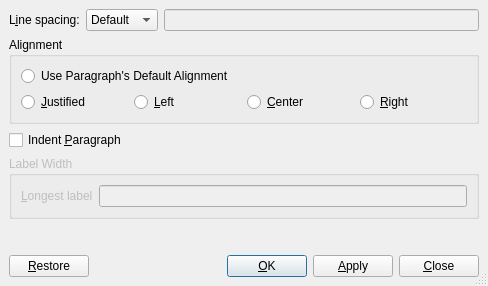
Before: the Qt Designer form src/frontends/qt4/ui/ParagraphUi.ui in cburschka/lyx, drawn with Qt 5.
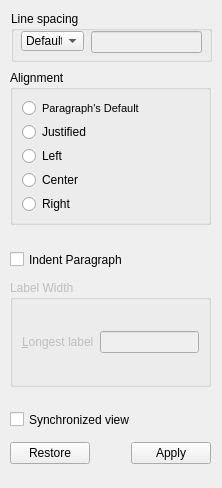
After: the same form once the commit is applied.

Commit message:
Redesign and cleanup the Paragraph Settings dialog: - GuiParagraphDialog: Renamed to GuiParagraph - Now use the DockView infrastructure (and is thus docked by default) - Additional mode for immediate application of changed parameters.
Some bits are missing due to some remaining bugs in the GUI dialog updating following the big GUII cleanup.

What changed in the file:
```diff
--- a/src/frontends/qt4/ui/ParagraphUi.ui
+++ b/src/frontends/qt4/ui/ParagraphUi.ui
@@ -1,42 +1,43 @@
 <ui version="4.0" >
  <class>ParagraphUi</class>
- <widget class="QDialog" name="ParagraphUi" >
-  <property name="windowModality" >
-   <enum>Qt::NonModal</enum>
-  </property>
+ <widget class="QWidget" name="ParagraphUi" >
   <property name="geometry" >
    <rect>
     <x>0</x>
     <y>0</y>
-    <width>488</width>
-    <height>286</height>
+    <width>222</width>
+    <height>488</height>
    </rect>
   </property>
   <property name="sizePolicy" >
    <sizepolicy>
-    <hsizetype>1</hsizetype>
-    <vsizetype>1</vsizetype>
+    <hsizetype>5</hsizetype>
+    <vsizetype>5</vsizetype>
     <horstretch>0</horstretch>
     <verstretch>0</verstretch>
    </sizepolicy>
   </property>
+  <property name="minimumSize" >
+   <size>
+    <width>222</width>
+    <height>16</height>
+   </size>
+  </property>
   <property name="focusPolicy" >
    <enum>Qt::NoFocus</enum>
   </property>
   <property name="windowTitle" >
    <string/>
   </property>
-  <property name="sizeGripEnabled" >
-   <bool>true</bool>
-  </property>
-  <layout class="QGridLayout" >
-   <property name="margin" >
-    <number>9</number>
-   </property>
-   <property name="spacing" >
-    <number>6</number>
-   </property>
-   <item row="5" column="0" >
+  <widget class="QWidget" name="" >
+   <property name="geometry" >
+    <rect>
+     <x>10</x>
+     <y>440</y>
+     <width>201</width>
+     <height>26</height>
+    </rect>
+   </property>
     <layout class="QHBoxLayout" >
      <property name="margin" >
       <number>0</number>
@@ -47,7 +48,7 @@
      <item>
       <widget class="QPushButton" name="restorePB" >
        <property name="text" >
-        <string>&amp;Restore</string>
+       <string>Restore</string>
        </property>
        <property name="autoDefault" >
         <bool>false</bool>
@@ -70,33 +71,10 @@
        </property>
       </spacer>
      </item>
-     <item>
-      <widget class="QPushButton" name="okPB" >
-       <property name="text" >
-        <string>&amp;OK</string>
-       </property>
-       <property name="autoDefault" >
-        <bool>false</bool>
-       </property>
-       <property name="default" >
-        <bool>true</bool>
-       </property>
-      </widget>
-     </item>
      <item>
       <widget class="QPushButton" name="applyPB" >
        <property name="text" >
-        <string>&amp;Apply</string>
-       </property>
-       <property name="autoDefault" >
-        <bool>false</bool>
-       </property>
-      </widget>
-     </item>
-     <item>
-      <widget class="QPushButton" name="closePB" >
-       <property name="text" >
-        <string>&amp;Close</string>
+       <string>Apply</string>
        </property>
        <property name="autoDefault" >
         <bool>false</bool>
@@ -104,68 +82,90 @@
       </widget>
      </item>
     </layout>
-   </item>
-   <item row="4" column="0" >
-    <spacer>
-     <property name="orientation" >
-      <enum>Qt::Vertical</enum>
-     </property>
-     <property name="sizeHint" >
-      <size>
-       <width>20</width>
-       <height>16</height>
-      </size>
-     </property>
-    </spacer>
-   </item>
-   <item row="3" column="0" >
-    <widget class="QGroupBox" name="labelwidthGB" >
-     <property name="enabled" >
-      <bool>false</bool>
-     </property>
-     <property name="sizePolicy" >
-      <sizepolicy>
-       <hsizetype>5</hsizetype>
-       <vsizetype>1</vsizetype>
-       <horstretch>0</horstretch>
-       <verstretch>0</verstretch>
-      </sizepolicy>
+  </widget>
+  <widget class="QGroupBox" name="groupBox" >
+   <property name="geometry" >
+    <rect>
+     <x>11</x>
+     <y>11</y>
+     <width>201</width>
+     <height>51</height>
+    </rect>
      </property>
      <property name="title" >
-      <string>Label Width</string>
-     </property>
-     <layout class="QGridLayout" >
-      <property name="margin" >
-       <number>9</number>
-      </property>
-      <property name="spacing" >
-       <number>6</number>
-      </property>
-      <item row="0" column="1" >
-       <widget class="QLineEdit" name="labelWidth" >
-        <property name="toolTip" >
-         <string>This text defines the width of the paragraph label</string>
-        </property>
-       </widget>
-      </item>
-      <item row="0" column="0" >
-       <widget class="QLabel" name="TextLabel2" >
-        <property name="toolTip" >
-         <string>This text defines the width of the paragraph label</string>
-        </property>
+    <string>Line spacing</string>
+   </property>
+   <widget class="QLineEdit" name="linespacingValue" >
+    <property name="enabled" >
+     <bool>false</bool>
+    </property>
+    <property name="geometry" >
+     <rect>
+      <x>80</x>
+      <y>20</y>
+      <width>111</width>
+      <height>22</height>
+     </rect>
+    </property>
+   </widget>
+   <widget class="QComboBox" name="linespacing" >
+    <property name="geometry" >
+     <rect>
+      <x>10</x>
+      <y>20</y>
+      <width>63</width>
+      <height>20</height>
+     </rect>
+    </property>
+    <item>
+     <property name="text" >
+      <string>Default</string>
+     </property>
+    </item>
+    <item>
+     <property name="text" >
+      <string>Single</string>
+     </property>
+    </item>
+    <item>
         <property name="text" >
-         <string>&amp;Longest label</string>
-        </property>
-        <property name="buddy" >
-         <cstring>labelWidth</cstring>
-        </property>
-       </widget>
-      </item>
-     </layout>
-    </widget>
-   </item>
-   <item row="1" column="0" >
+      <string>1.5</string>
+     </property>
+    </item>
+    <item>
+     <property name="text" >
+      <string>Double</string>
+     </property>
+    </item>
+    <item>
+     <property name="text" >
+      <string>Custom</string>
+     </property>
+    </item>
+   </widget>
+  </widget>
+  <widget class="QCheckBox" name="indentCB" >
+   <property name="geometry" >
+    <rect>
+     <x>10</x>
+     <y>250</y>
+     <width>201</width>
+     <height>19</height>
+    </rect>
+   </property>
+   <property name="text" >
+    <string>Indent Paragraph</string>
+   </property>
+  </widget>
     <widget class="QGroupBox" name="aligmentGB" >
+   <property name="geometry" >
+    <rect>
+     <x>10</x>
+     <y>70</y>
+     <width>201</width>
+     <height>155</height>
+    </rect>
+   </property>
      <property name="sizePolicy" >
       <sizepolicy>
        <hsizetype>3</hsizetype>
@@ -184,143 +184,124 @@
       <property name="spacing" >
        <number>6</number>
       </property>
-      <item row="0" column="0" colspan="4" >
+    <item row="4" column="0" >
+     <widget class="QRadioButton" name="alignRightRB" >
+      <property name="text" >
+       <string>Right</string>
+      </property>
+     </widget>
+    </item>
+    <item row="3" column="0" >
+     <widget class="QRadioButton" name="alignCenterRB" >
+      <property name="text" >
+       <string>Center</string>
+      </property>
+     </widget>
+    </item>
+    <item row="2" column="0" >
+     <widget class="QRadioButton" name="alignLeftRB" >
+      <property name="text" >
+       <string>Left</string>
+      </property>
+     </widget>
+    </item>
+    <item row="1" column="0" >
+     <widget class="QRadioButton" name="alignJustRB" >
+      <property name="text" >
+       <string>Justified</string>
+      </property>
+     </widget>
+    </item>
+    <item row="0" column="0" >
        <widget class="QRadioButton" name="alignDefaultRB" >
         <property name="font" >
          <font>
+        <family>MS Shell Dlg 2</family>
+        <pointsize>8</pointsize>
+        <weight>50</weight>
           <italic>false</italic>
+        <bold>false</bold>
+        <underline>false</underline>
+        <strikeout>false</strikeout>
          </font>
         </property>
         <property name="toolTip" >
          <string>Use the default alignment for this paragraph, whatever it is.</string>
         </property>
         <property name="text" >
-         <string>Use Paragraph's Default Alignment</string>
-        </property>
-       </widget>
-      </item>
-      <item row="1" column="3" >
-       <widget class="QRadioButton" name="alignRightRB" >
-        <property name="text" >
-         <string>&amp;Right</string>
-        </property>
-       </widget>
-      </item>
-      <item row="1" column="1" >
-       <widget class="QRadioButton" name="alignLeftRB" >
-        <property name="text" >
-         <string>&amp;Left</string>
-        </property>
-       </widget>
-      </item>
-      <item row="1" column="2" >
-       <widget class="QRadioButton" name="alignCenterRB" >
-        <property name="text" >
-         <string>&amp;Center</string>
-        </property>
-       </widget>
-      </item>
-      <item row="1" column="0" >
-       <widget class="QRadioButton" name="alignJustRB" >
-        <property name="text" >
-         <string>&amp;Justified</string>
+       <string>Paragraph's Default</string>
         </property>
        </widget>
       </item>
      </layout>
     </widget>
-   </item>
-   <item row="0" column="0" >
-    <layout class="QHBoxLayout" >
-     <property name="margin" >
-      <number>0</number>
-     </property>
-     <property name="spacing" >
-      <number>6</number>
-     </property>
-     <item>
-      <widget class="QLabel" name="linespacingL" >
-       <property name="text" >
-        <string>L&amp;ine spacing:</string>
-       </property>
-       <property name="buddy" >
-        <cstring>linespacing</cstring>
-       </property>
-      </widget>
-     </item>
-     <item>
-      <widget class="QComboBox" name="linespacing" >
-       <item>
-        <property name="text" >
-         <string>Default</string>
-        </property>
-       </item>
-       <item>
-        <property name="text" >
-         <string>Single</string>
-        </property>
-       </item>
-       <item>
-        <property name="text" >
-         <string>1.5</string>
-        </property>
-       </item>
-       <item>
-        <property name="text" >
-         <string>Double</string>
-        </property>
-       </item>
-       <item>
-        <property name="text" >
-         <string>Custom</string>
-        </property>
-       </item>
-      </widget>
-     </item>
-     <item>
-      <widget class="QLineEdit" name="linespacingValue" >
+  <widget class="QGroupBox" name="labelwidthGB" >
        <property name="enabled" >
         <bool>false</bool>
        </property>
-      </widget>
-     </item>
-    </layout>
-   </item>
-   <item row="2" column="0" >
-    <layout class="QHBoxLayout" >
+   <property name="geometry" >
+    <rect>
+     <x>10</x>
+     <y>280</y>
+     <width>201</width>
+     <height>107</height>
+    </rect>
+   </property>
+   <property name="sizePolicy" >
+    <sizepolicy>
+     <hsizetype>5</hsizetype>
+     <vsizetype>1</vsizetype>
+     <horstretch>0</horstretch>
+     <verstretch>0</verstretch>
+    </sizepolicy>
+   </property>
+   <property name="title" >
+    <string>Label Width</string>
+   </property>
+   <layout class="QGridLayout" >
      <property name="margin" >
-      <number>0</number>
+     <number>9</number>
      </property>
      <property name="spacing" >
       <number>6</number>
      </property>
-     <item>
-      <widget class="QCheckBox" name="indentCB" >
-       <property name="text" >
-        <string>Indent &amp;Paragraph</string>
+    <item row="0" column="1" >
+     <widget class="QLineEdit" name="labelWidth" >
+      <property name="toolTip" >
+       <string>This text defines the width of the paragraph label</string>
        </property>
       </widget>
      </item>
-     <item>
-      <spacer>
-       <property name="orientation" >
-        <enum>Qt::Horizontal</enum>
-       </property>
-       <property name="sizeType" >
-        <enum>QSizePolicy::Expanding</enum>
-       </property>
-       <property name="sizeHint" >
-        <size>
-         <width>20</width>
-         <height>20</height>
-        </size>
-       </property>
-      </spacer>
-     </item>
-    </layout>
-   </item>
-  </layout>
- </widget>
+    <item row="0" column="0" >
+     <widget class="QLabel" name="TextLabel2" >
+      <property name="toolTip" >
+       <string>This text defines the width of the paragraph label</string>
+      </property>
+      <property name="text" >
+       <string>&amp;Longest label</string>
+      </property>
+      <property name="buddy" >
+       <cstring>labelWidth</cstring>
+      </property>
+     </widget>
+    </item>
+   </layout>
+  </widget>
+  <widget class="QCheckBox" name="synchronizedViewCB" >
+   <property name="geometry" >
+    <rect>
+     <x>10</x>
+     <y>410</y>
+     <width>201</width>
+     <height>19</height>
+    </rect>
+   </property>
+   <property name="text" >
+    <string>Synchronized view</string>
+   </property>
+  </widget>
+ </widget>
+ <pixmapfunction></pixmapfunction>
  <tabstops>
   <tabstop>linespacing</tabstop>
   <tabstop>linespacingValue</tabstop>
```
Left out of the diff: 5 changed lines with no effect on the pictures. Lines whose indentation alone changed are shown as unchanged. The commit also changes 3 other files.
